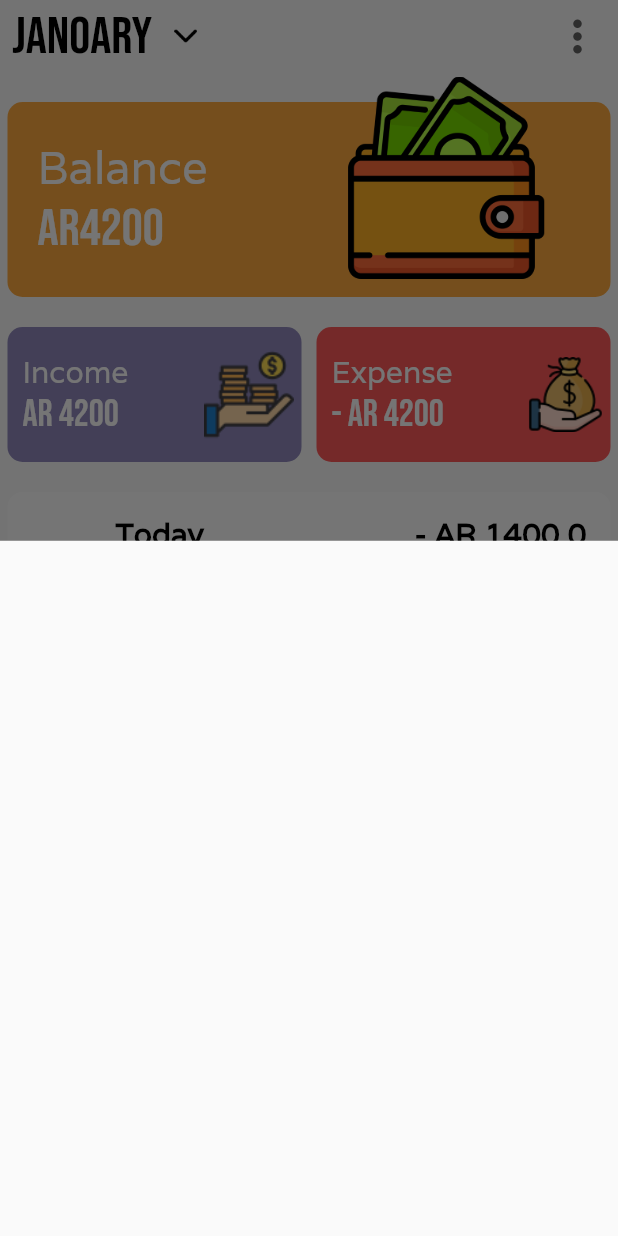
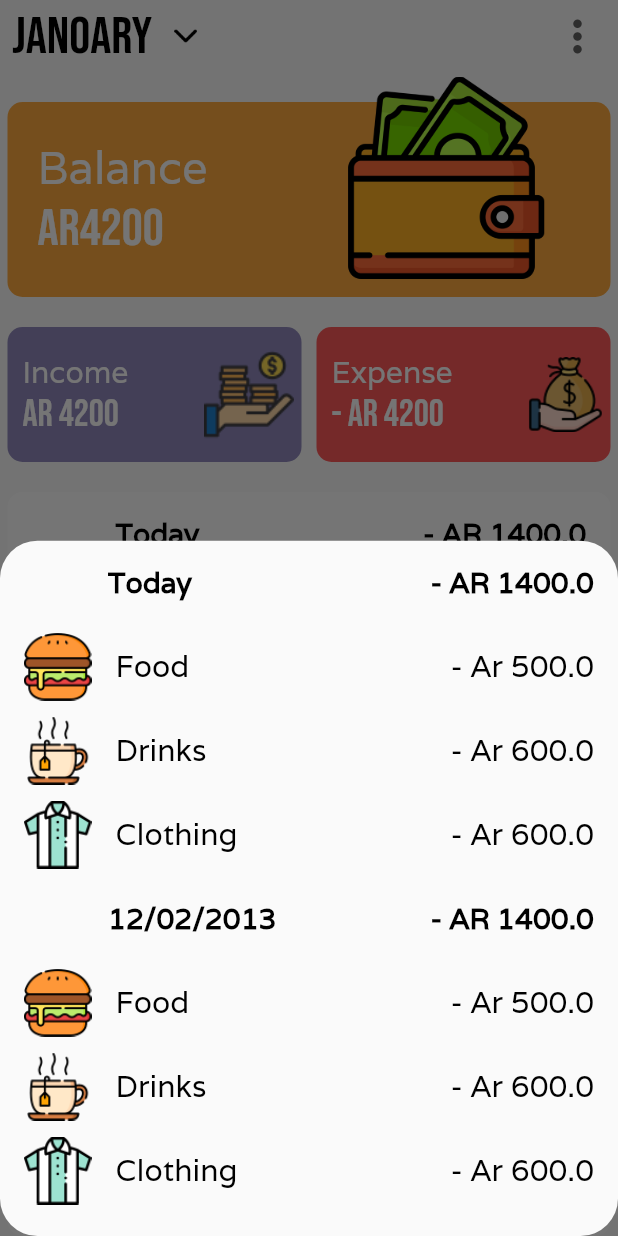
Before and after one commit to Andriambahoaka/Fandaniana, a Flutter app: the screen it shows after launch, after a tap on "Food", on a phone screen of 412 x 824 dp. Run offline on Flutter 3.47's test engine with Material 2 defaults, Android fonts, the phone set to English and light mode, and no system bars.

Commit message:
Adding Screen Skeleton

```diff
--- /dev/null
+++ b/lib/screens/addExpenseScreen.dart
@@ -0,0 +1,10 @@
+import 'package:flutter/cupertino.dart';
+
+class AddExpenseScreen extends StatelessWidget {
+  const AddExpenseScreen({Key? key}) : super(key: key);
+
+  @override
+  Widget build(BuildContext context) {
+    return Container();
+  }
+}
--- a/lib/utilities/constants.dart
+++ b/lib/utilities/constants.dart
@@ -11,3 +11,10 @@ const kLabelTextStyle = TextStyle(
   fontFamily: 'Valera',
   fontSize: 20.0,
 );
+
+const kHeadTextStyle = TextStyle(
+  color: Colors.black,
+  fontFamily: 'Valera',
+  fontWeight: FontWeight.bold,
+  fontSize: 19.0,
+);
--- a/lib/widgets/expense_tile.dart
+++ b/lib/widgets/expense_tile.dart
@@ -3,6 +3,7 @@ import 'package:flutter/material.dart';
 
 import '../models/expense.dart';
 import '../utilities/constants.dart';
+import 'overall_list.dart';
 
 class ExpenseTile extends StatelessWidget {
   ExpenseTile(this.depense);
@@ -30,7 +31,11 @@ class ExpenseTile extends StatelessWidget {
         ),
         onTap: () {
           showModalBottomSheet(
-              context: context, builder: (context) => Container());
+              shape: RoundedRectangleBorder(
+                borderRadius: BorderRadius.circular(25.0),
+              ),
+              context: context,
+              builder: (context) => Container(child: OverallList()));
         });
   }
 }
--- a/lib/widgets/head_tile.dart
+++ b/lib/widgets/head_tile.dart
@@ -16,13 +16,11 @@ class HeadTile extends StatelessWidget {
       ),
       title: Text(
         date,
-        style: kLabelTextStyle.copyWith(
-            color: Colors.black, fontWeight: FontWeight.bold),
+        style: kHeadTextStyle,
       ),
       trailing: Text(
         '- AR $total',
-        style: kLabelTextStyle.copyWith(
-            color: Colors.black, fontWeight: FontWeight.bold),
+        style: kHeadTextStyle,
       ),
     );
   }
```
